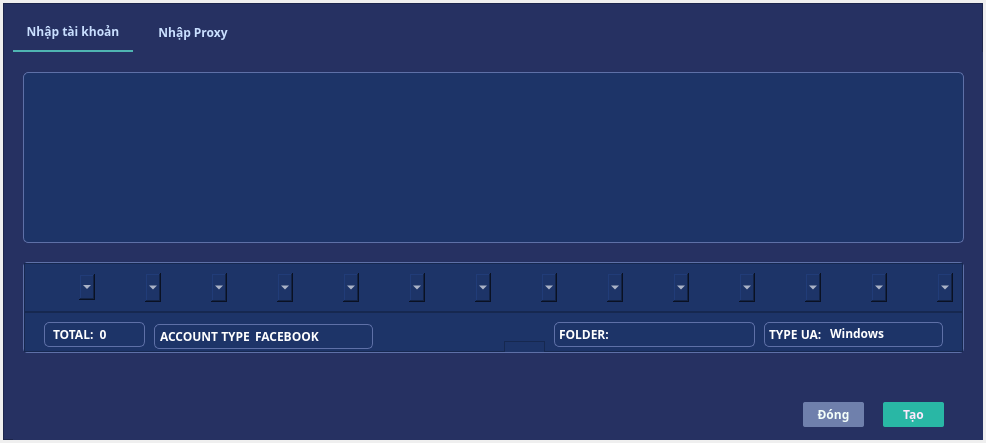
Above: theme/tabwidget.ui from im-dlam/PyQt5.AppManageMMO before the change. Below: the same form after it.
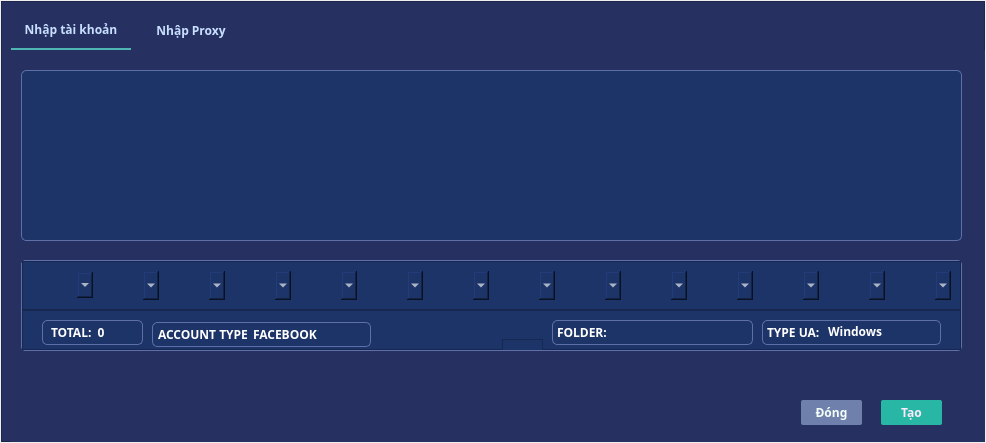
That is the form after the change. Icons and pictures are not drawn.

```diff
--- a/theme/tabwidget.ui
+++ b/theme/tabwidget.ui
@@ -34,19 +34,19 @@
    </property>
    <layout class="QHBoxLayout" name="horizontalLayout">
     <property name="spacing">
-     <number>3</number>
+     <number>0</number>
     </property>
     <property name="leftMargin">
-     <number>3</number>
+     <number>1</number>
     </property>
     <property name="topMargin">
-     <number>3</number>
+     <number>1</number>
     </property>
     <property name="rightMargin">
-     <number>3</number>
+     <number>1</number>
     </property>
     <property name="bottomMargin">
-     <number>3</number>
+     <number>1</number>
     </property>
     <item>
      <widget class="QFrame" name="frameMain">
```
